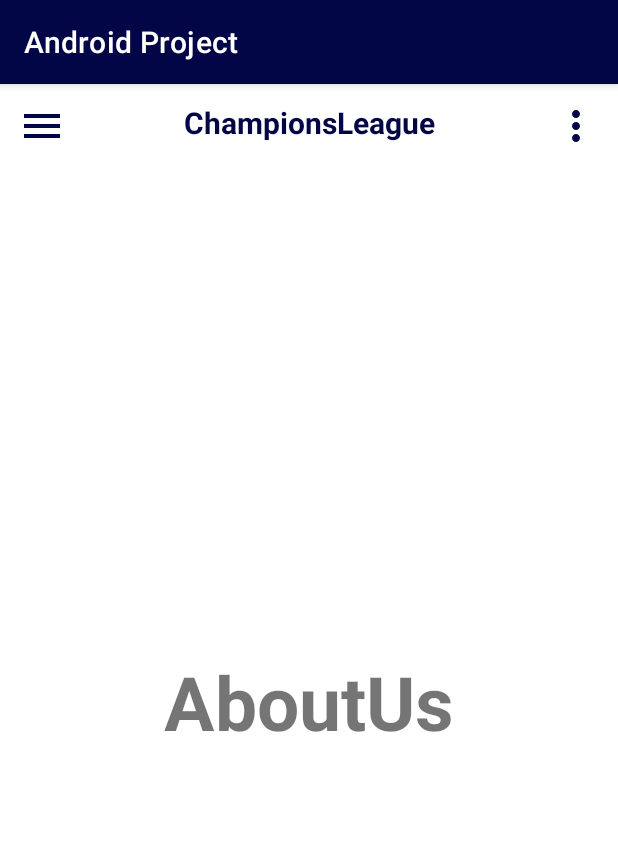
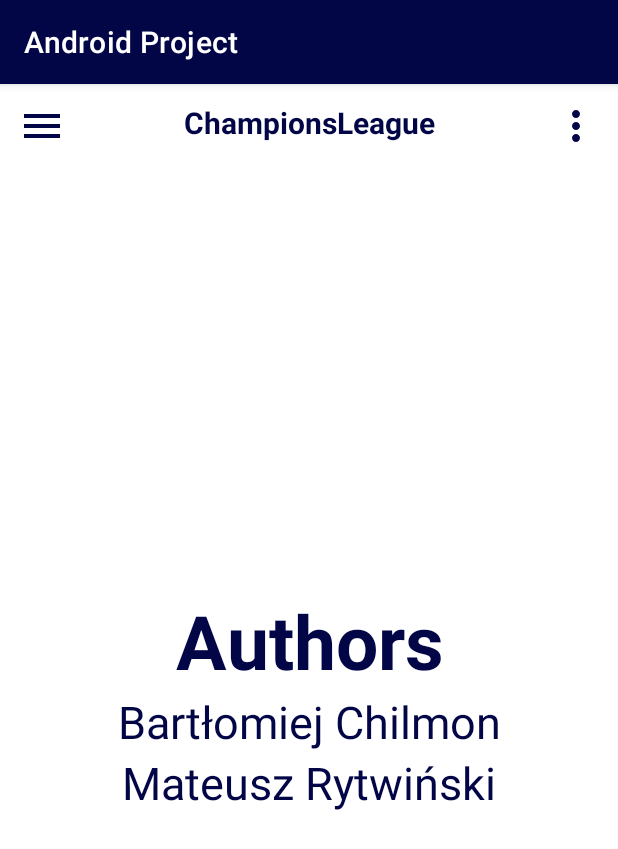
Before and after one commit to Bart-coding/AndroidChampionsLeague, an Android app: the AboutUsActivity screen opened directly, with no data from a screen before it, on a phone screen of 412 x 824 dp. Shown: the top 849 px of the screen. Run offline under Robolectric (Android 15) with nearby library versions, the phone set to English and light mode, and no system bars; 2 statements that could not run were skipped.

Commit message:
updated AboutsUsActivity

```diff
--- a/app/src/main/res/layout/activity_about_us.xml
+++ b/app/src/main/res/layout/activity_about_us.xml
@@ -13,13 +13,34 @@
         android:orientation="vertical">
         <include
             layout="@layout/main_toolbar"/>
-        <TextView
+        <LinearLayout
             android:layout_width="match_parent"
             android:layout_height="match_parent"
-            android:text="@string/about"
-            android:textSize="50sp"
-            android:textStyle="bold"
-            android:gravity="center"/>
+            android:orientation="vertical"
+            android:gravity="center">
+            <TextView
+                android:layout_width="match_parent"
+                android:layout_height="wrap_content"
+                android:text="@string/authors"
+                android:textSize="50sp"
+                android:textStyle="bold"
+                android:textColor="@color/main"
+                android:gravity="center"/>
+            <TextView
+                android:layout_width="match_parent"
+                android:layout_height="wrap_content"
+                android:text="Bartłomiej Chilmon"
+                android:textSize="30sp"
+                android:textColor="@color/main"
+                android:gravity="center"/>
+            <TextView
+                android:layout_width="match_parent"
+                android:layout_height="wrap_content"
+                android:text="Mateusz Rytwiński"
+                android:textSize="30sp"
+                android:textColor="@color/main"
+                android:gravity="center"/>
+        </LinearLayout>
     </LinearLayout>
     <RelativeLayout
         android:layout_width="300dp"
--- a/app/src/main/res/layout/activity_main.xml
+++ b/app/src/main/res/layout/activity_main.xml
@@ -20,6 +20,7 @@
             android:text="@string/home"
             android:textSize="50sp"
             android:textStyle="bold"
+            android:textColor="@color/main"
             android:gravity="center"/>
     </LinearLayout>
     <RelativeLayout
--- a/app/src/main/res/values/strings.xml
+++ b/app/src/main/res/values/strings.xml
@@ -8,6 +8,7 @@
     <string name="scorers">Scorers</string>
     <string name="settings">Settings</string>
     <string name="about">AboutUs</string>
+    <string name="authors">Authors</string>
     <string name="exit">Exit</string>
     <string name="exit_message">Are you sure you want to exit?</string>
     <string name="exit_confirm">YES</string>
```
Also changed, not shown: 2 other files.
